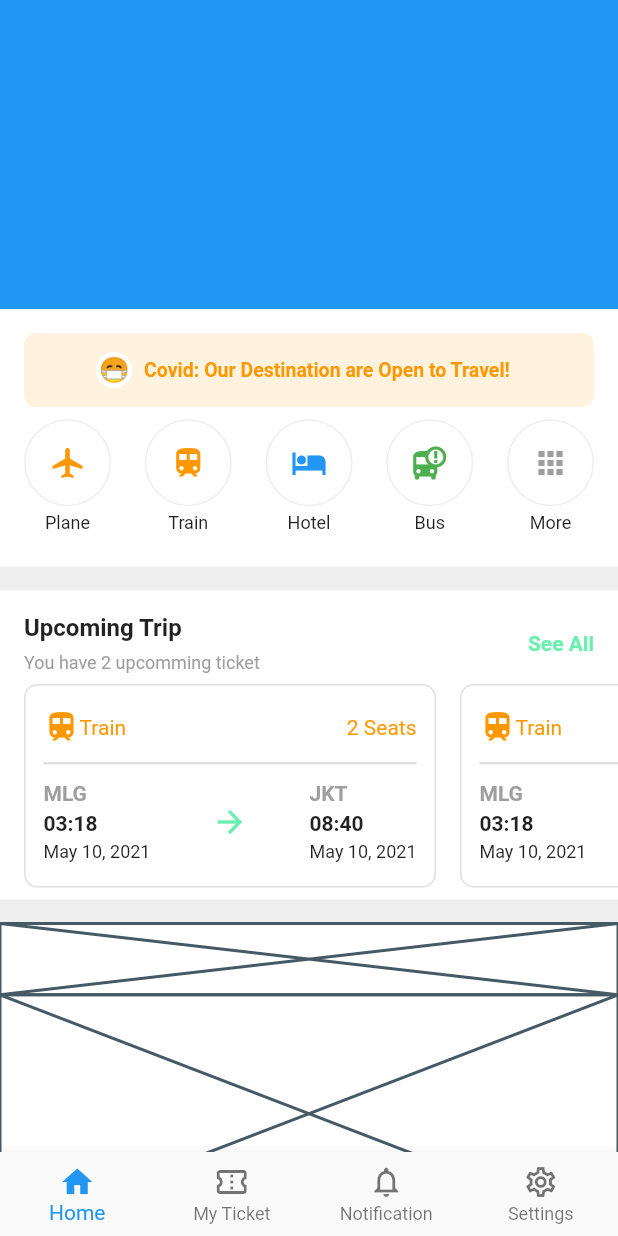
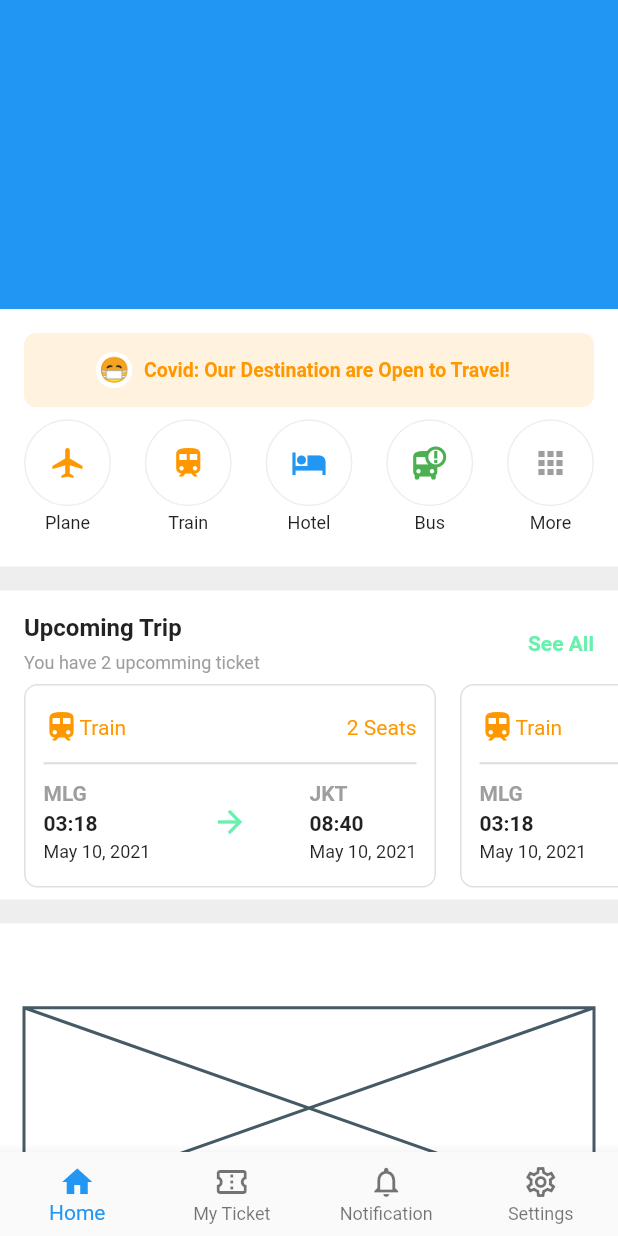
Before and after one commit to JAICHANGPARK/flutter_notebook_11th_story, a Flutter app: the screen it shows after launch, on a phone screen of 412 x 824 dp. Run offline on Flutter 3.47's test engine with Material 2 defaults, Android fonts, the phone set to English and light mode, and no system bars; our stand-ins replace backdrop, badges, flutter_inner_drawer, flutter_slidable, google_fonts.

Commit message:
Update ticket_booking_home_page.dart

```diff
--- a/lib/ep710_ticket_booking_app/ticket_booking_home_page.dart
+++ b/lib/ep710_ticket_booking_app/ticket_booking_home_page.dart
@@ -422,11 +422,16 @@ class _TicketBookingHomePageState extends State<TicketBookingHomePage> {
                 Container(
                   height: MediaQuery.of(context).size.height / 4,
                   decoration: BoxDecoration(color: Colors.white),
+                  padding: EdgeInsets.all(16),
                   child: Column(
                     children: [
                       Expanded(
                           flex: 3,
-                          child: Placeholder()),
+                          child: Column(
+                            children: [
+
+                            ],
+                          )),
                       Expanded(
                           flex: 10,
                           child: Placeholder()),
```
